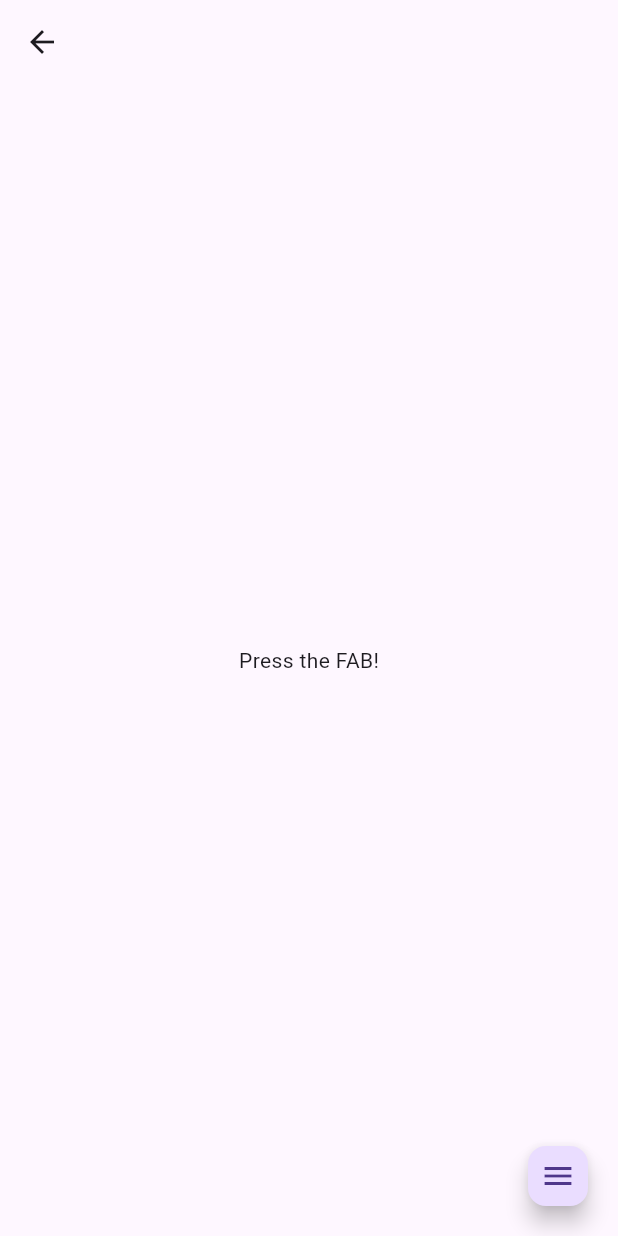
After one commit to Leonamin/shrew_kit, a Flutter app: the ExpandableFabView screen opened by its route, on a phone screen of 412 x 824 dp. The commit adds this screen. Run offline on Flutter 3.47's test engine with Material 2 defaults, Android fonts, the phone set to English and light mode, and no system bars; our stand-ins replace calendar_view, flutter_svg, go_router, logger, table_calendar; missing offline and left inert: calendar_day_view, flutter_week_view.

Commit message:
# ADD - ExpandableFab 테스트

```diff
--- a/lib/common/config/router.dart
+++ b/lib/common/config/router.dart
@@ -3,6 +3,7 @@ import 'package:shrew_kit/common/config/routes.dart';
 import 'package:shrew_kit/common/config/page_builder.dart';
 import 'package:shrew_kit/view/animated_list/test_animdated_list_view.dart';
 import 'package:shrew_kit/view/anime/animation_test.dart';
+import 'package:shrew_kit/view/anime/expandable_fab.dart';
 import 'package:shrew_kit/view/color_chart/color_chart_view.dart';
 import 'package:shrew_kit/view/concentric/concentric_view.dart';
 import 'package:shrew_kit/view/cube_transition/cube_hamster_view.dart';
@@ -86,6 +87,11 @@ final router = GoRouter(
           builder: (context, state) => const ColorChartView(),
         ),
         GoRoute(
+          path: ShrewRoutes.expandableFab.path,
+          name: ShrewRoutes.expandableFab.name,
+          builder: (context, state) => ExpandableFabView(),
+        ),
+        GoRoute(
           path: ShrewRoutes.scheduling.path,
           name: ShrewRoutes.scheduling.name,
           builder: (context, state) => const SchedulingView(),
--- a/lib/common/config/routes.dart
+++ b/lib/common/config/routes.dart
@@ -11,6 +11,7 @@ enum ShrewRoutes {
   testSlider,
   colorChart,
   scheduling,
+  expandableFab,
 }
 
 enum SchedulingRoutes {
@@ -50,6 +51,8 @@ extension ShrewRoutesExt on ShrewRoutes {
         return 'color_chart';
       case ShrewRoutes.scheduling:
         return 'scheduling';
+      case ShrewRoutes.expandableFab:
+        return 'expandable_fab';
     }
   }
 
@@ -80,6 +83,8 @@ extension ShrewRoutesExt on ShrewRoutes {
         return 'color_chart';
       case ShrewRoutes.scheduling:
         return 'scheduling';
+      case ShrewRoutes.expandableFab:
+        return 'expandable_fab';
     }
   }
 }
--- /dev/null
+++ b/lib/view/anime/component/fab_builder.dart
@@ -0,0 +1,123 @@
+import 'package:flutter/material.dart';
+import 'dart:math' as math;
+
+enum ExpandableFabSize { small, regular, large }
+
+extension ExpandableFabSizeExt on ExpandableFabSize {
+  double get size {
+    switch (this) {
+      case ExpandableFabSize.large:
+        return 96.0;
+      case ExpandableFabSize.small:
+        return 40.0;
+      default:
+        return 56.0;
+    }
+  }
+}
+
+class FloatingActionButtonBuilder {
+  const FloatingActionButtonBuilder({
+    required this.size,
+    required this.builder,
+  });
+
+  final Widget Function(BuildContext context, VoidCallback? onPressed,
+      Animation<double> progress) builder;
+
+  /// The size of the FAB. Used for position calculations and animations.
+  final double size;
+}
+
+class DefaultFloatingActionButtonBuilder extends FloatingActionButtonBuilder {
+  DefaultFloatingActionButtonBuilder({
+    this.fabSize = ExpandableFabSize.regular,
+    this.foregroundColor,
+    this.backgroundColor,
+    this.shape,
+    this.heroTag,
+    this.child,
+  }) : super(
+          size: _actualSize(fabSize),
+          builder: (BuildContext context, VoidCallback? onPressed,
+              Animation<double> progress) {
+            var func = FloatingActionButton.small;
+            switch (fabSize) {
+              case ExpandableFabSize.large:
+                func = FloatingActionButton.large;
+                break;
+              case ExpandableFabSize.small:
+                break;
+              default:
+                func = FloatingActionButton.new;
+            }
+            return func.call(
+              autofocus: true,
+              foregroundColor: foregroundColor,
+              backgroundColor: backgroundColor,
+              shape: shape,
+              heroTag: heroTag,
+              onPressed: onPressed,
+              child: child,
+            );
+          },
+        );
+
+  final ExpandableFabSize fabSize;
+  final Color? foregroundColor;
+  final Color? backgroundColor;
+  final ShapeBorder? shape;
+  final Object? heroTag;
+  final Widget? child;
+}
+
+class RotateFloatingActionButtonBuilder extends FloatingActionButtonBuilder {
+  RotateFloatingActionButtonBuilder({
+    this.fabSize = ExpandableFabSize.regular,
+    this.foregroundColor,
+    this.backgroundColor,
+    this.shape,
+    this.heroTag,
+    this.child,
+    this.angle = math.pi / 2,
+  }) : super(
+          size: _actualSize(fabSize),
+          builder: (BuildContext context, VoidCallback? onPressed,
+              Animation<double> progress) {
+            return AnimatedBuilder(
+              animation: progress,
+              builder: (context, _) {
+                return Transform.rotate(
+                  angle: progress.value * angle,
+                  child: DefaultFloatingActionButtonBuilder(
+                    foregroundColor: foregroundColor,
+                    backgroundColor: backgroundColor,
+                    shape: shape,
+                    heroTag: heroTag,
+                    fabSize: fabSize,
+                    child: child,
+                  ).builder(context, onPressed, progress),
+                );
+              },
+            );
+          },
+        );
+  final ExpandableFabSize fabSize;
+  final Color? foregroundColor;
+  final Color? backgroundColor;
+  final ShapeBorder? shape;
+  final Object? heroTag;
+  final Widget? child;
+  final double angle;
+}
+
+double _actualSize(ExpandableFabSize fabSize) {
+  switch (fabSize) {
+    case ExpandableFabSize.large:
+      return 96.0;
+    case ExpandableFabSize.small:
+      return 40.0;
+    default:
+      return 56.0;
+  }
+}
--- /dev/null
+++ b/lib/view/anime/component/speed_dial_widget.dart
@@ -0,0 +1,360 @@
+library speed_dial_fab_widget;
+
+import 'package:flutter/material.dart';
+import 'dart:math' as math;
+
+import 'package:shrew_kit/view/anime/component/fab_builder.dart';
+
+enum ExpandableFabType { fan, up, side }
+
+enum ExpandableFabPos { right, left }
+
+class ExpandableFab extends StatefulWidget {
+  static final FloatingActionButtonLocation location = _ExpandableFabLocation();
+
+  final List<Widget> children;
+
+  /// 애니메이션 길이
+  final Duration duration;
+
+  final Duration? reverseDuration;
+
+  /// 애니메이션 커브
+  final Curve curve;
+
+  /// 펼쳐진 버튼간 간격
+  final double distance;
+
+  final double fanAngle;
+
+  final ExpandableFabType type;
+  final ExpandableFabPos pos;
+
+  final FloatingActionButtonBuilder? openButtonBuilder;
+  final FloatingActionButtonBuilder? closeButtonBuilder;
+
+  final VoidCallback? onOpen;
+  final VoidCallback? afterOpen;
+  final VoidCallback? onClose;
+  final VoidCallback? afterClose;
+
+  final Offset childrenOffset;
+
+  const ExpandableFab({
+    super.key,
+    this.duration = const Duration(milliseconds: 300),
+    this.reverseDuration,
+    this.curve = Curves.easeInBack,
+    this.distance = 20,
+    this.fanAngle = 90,
+    this.type = ExpandableFabType.up,
+    this.pos = ExpandableFabPos.right,
+    required this.children,
+    this.openButtonBuilder,
+    this.closeButtonBuilder,
+    this.onOpen,
+    this.afterOpen,
+    this.onClose,
+    this.afterClose,
+    this.childrenOffset = Offset.zero,
+  });
+
+  @override
+  State createState() => ExpandableFabState();
+}
+
+class ExpandableFabState extends State<ExpandableFab>
+    with TickerProviderStateMixin {
+  late AnimationController _controller;
+
+  late final FloatingActionButtonBuilder _openButtonBuilder;
+  late final FloatingActionButtonBuilder _closeButtonBuilder;
+
+  bool _open = false;
+  bool get isOpen => _open;
+
+  void toggle() {
+    setState(() {
+      _open = !_open;
+      if (_open) {
+        widget.onOpen?.call();
+        _controller.forward().then((value) {
+          widget.afterOpen?.call();
+        });
+      } else {
+        widget.onClose?.call();
+        _controller.reverse().then((value) {
+          widget.afterClose?.call();
+        });
+      }
+    });
+  }
+
+  @override
+  void initState() {
+    super.initState();
+
+    _controller = AnimationController(
+      vsync: this,
+      duration: widget.duration,
+      reverseDuration: widget.reverseDuration ?? widget.duration,
+    );
+
+    _openButtonBuilder = widget.openButtonBuilder ??
+        DefaultFloatingActionButtonBuilder(
+          fabSize: ExpandableFabSize.small,
+          child: const Icon(Icons.menu),
+        );
+    _closeButtonBuilder = widget.closeButtonBuilder ??
+        DefaultFloatingActionButtonBuilder(
+          fabSize: ExpandableFabSize.small,
+          child: const Icon(Icons.close),
+        );
+  }
+
+  @override
+  void dispose() {
+    super.dispose();
+    _controller.dispose();
+  }
+
+  void forceExpandSecondaryFab() {
+    _controller.forward();
+  }
+
+  void forceCollapseSecondaryFab() {
+    _controller.reverse();
+  }
+
+  @override
+  Widget build(BuildContext context) {
+    final location = ExpandableFab.location as _ExpandableFabLocation;
+    Offset? offset;
+    Widget? cache;
+    return ValueListenableBuilder<ScaffoldPrelayoutGeometry?>(
+      valueListenable: location.scaffoldGeometry,
+      builder: ((context, geometry, child) {
+        if (geometry == null) {
+          return const SizedBox.shrink();
+        }
+        double x;
+        if (widget.pos == ExpandableFabPos.right) {
+          x = kFloatingActionButtonMargin + geometry.minInsets.right;
+        } else {
+          x = -kFloatingActionButtonMargin - geometry.minInsets.left;
+        }
+        final bottomContentHeight =
+            geometry.scaffoldSize.height - geometry.contentBottom;
+        final y = kFloatingActionButtonMargin +
+            math.max(geometry.minViewPadding.bottom, bottomContentHeight);
+        if (offset != Offset(x, y)) {
+          offset = Offset(x, y);
+          cache = _buildButtons(offset!);
+        }
+        return _open ? FocusScope(child: cache!) : cache!;
+      }),
+    );
+  }
+
+  Widget _buildButtons(Offset offset) {
+    return GestureDetector(
+      onTap: () => toggle(),
+      child: Stack(
+        alignment: widget.pos == ExpandableFabPos.right
+            ? Alignment.bottomRight
+            : Alignment.bottomLeft,
+        children: [
+          Container(),
+          ..._buildExpandingActionButtons(offset),
+          Transform.translate(
+            offset: -offset,
+            child: Stack(
+              alignment: Alignment.center,
+              children: [
+                // _buildPrimaryButton(context),
+                AnimatedOpacity(
+                  opacity: _open ? 1.0 : 0.0,
+                  curve: const Interval(0.25, 1.0, curve: Curves.easeInOut),
+                  duration: widget.duration,
+                  child:
+                      _closeButtonBuilder.builder(context, toggle, _controller),
+                ),
+                _buildTapToOpenFab(),
+              ],
+            ),
+          ),
+        ],
+      ),
+    );
+  }
+
+  List<Widget> _buildExpandingActionButtons(Offset offset) {
+    final children = <Widget>[];
+    final count = widget.children.length;
+    double buttonOffset = 0.0;
+    if (_openButtonBuilder.size > _closeButtonBuilder.size) {
+      buttonOffset = (_openButtonBuilder.size - _closeButtonBuilder.size) / 2;
+    }
+    var totalOffset = offset;
+    if (widget.pos == ExpandableFabPos.right) {
+      totalOffset += widget.childrenOffset + Offset(buttonOffset, buttonOffset);
+    } else {
+      totalOffset += Offset(-widget.childrenOffset.dx - buttonOffset,
+          widget.childrenOffset.dy + buttonOffset);
+    }
+
+    for (var index = 0; index < count; index++) {
+      final double dir, dist;
+      final Curve curve;
+
+      curve = Interval(
+        0.0,
+        1.0 - index / count / 6.0,
+      );
+      switch (widget.type) {
+        case ExpandableFabType.fan:
+          final half = (90 - widget.fanAngle) / 2;
+          if (count > 1) {
+            dir = widget.fanAngle / (count - 1) * index + half;
+          } else {
+            dir = widget.fanAngle + half;
+          }
+          dist = widget.distance;
+          break;
+        case ExpandableFabType.up:
+          dir = 90;
+          dist = widget.distance * (index + 1);
+          break;
+        case ExpandableFabType.side:
+          dir = 0;
+          dist = widget.distance * (index + 1);
+          break;
+      }
+      children.add(
+        _ExpandingActionButton(
+          directionInDegrees: dir,
+          maxDistance: dist,
+          progress: _controller,
+          offset: totalOffset,
+          curve: curve,
+          fabPos: widget.pos,
+          child: widget.children[index],
+        ),
+      );
+    }
+
+    return children;
+  }
+
+  Widget _buildPrimaryButton(
+    BuildContext context,
+  ) {
+    if (isOpen) {
+      return _closeButtonBuilder.builder(
+        context,
+        toggle,
+        _controller,
+      );
+    }
+    return _openButtonBuilder.builder(
+      context,
+      toggle,
+      _controller,
+    );
+  }
+
+  Widget _buildTapToOpenFab() {
+    final duration = widget.duration;
+    final transformValues = _closeButtonBuilder.size / _openButtonBuilder.size;
+
+    return IgnorePointer(
+      ignoring: _open,
+      child: AnimatedContainer(
+        transformAlignment: Alignment.center,
+        transform: Matrix4.diagonal3Values(
+          _open ? transformValues : 1.0,
+          _open ? transformValues : 1.0,
+          1.0,
+        ),
+        duration: duration,
+        curve: const Interval(0.0, 1.0, curve: Curves.easeInOut),
+        child: AnimatedOpacity(
+          opacity: _open ? 0.0 : 1.0,
+          curve: const Interval(0.0, 1.0, curve: Curves.easeInOut),
+          duration: duration,
+          child: _openButtonBuilder.builder(context, toggle, _controller),
+        ),
+      ),
+    );
+  }
+}
+
+class _ExpandableFabLocation extends StandardFabLocation {
+  final ValueNotifier<ScaffoldPrelayoutGeometry?> scaffoldGeometry =
+      ValueNotifier(null);
+
+  @override
+  double getOffsetX(
+      ScaffoldPrelayoutGeometry scaffoldGeometry, double adjustment) {
+    Future.microtask(() {
+      this.scaffoldGeometry.value = scaffoldGeometry;
+    });
+    return 0;
+  }
+
+  @override
+  double getOffsetY(
+      ScaffoldPrelayoutGeometry scaffoldGeometry, double adjustment) {
+    return -scaffoldGeometry.snackBarSize.height;
+  }
+}
+
+@immutable
+class _ExpandingActionButton extends StatelessWidget {
+  const _ExpandingActionButton({
+    required this.directionInDegrees,
+    required this.maxDistance,
+    required this.progress,
+    required this.child,
+    required this.curve,
+    required this.fabPos,
+    required this.offset,
+  });
+
+  final double directionInDegrees;
+  final double maxDistance;
+  final Animation<double> progress;
+  final Offset offset;
+  final Curve curve;
+  final ExpandableFabPos fabPos;
+  final Widget child;
+
+  @override
+  Widget build(BuildContext context) {
+    return AnimatedBuilder(
+      animation: progress,
+      builder: (context, child) {
+        final pos = Offset.fromDirection(
+          directionInDegrees * (math.pi / 180.0),
+          progress.value * maxDistance,
+        );
+        return Positioned(
+          right: fabPos == ExpandableFabPos.right ? offset.dx + pos.dx : null,
+          left: fabPos == ExpandableFabPos.right ? null : -offset.dx + pos.dx,
+          bottom: offset.dy + pos.dy,
+          child: IgnorePointer(
+            ignoring: progress.value != 1,
+            child: child,
+          ),
+        );
+      },
+      child: ScaleTransition(
+        scale: CurvedAnimation(
+          parent: progress,
+          curve: curve,
+        ),
+        child: child,
+      ),
+    );
+  }
+}
--- /dev/null
+++ b/lib/view/anime/expandable_fab.dart
@@ -0,0 +1,34 @@
+// ignore_for_file: prefer_const_constructors
+
+import 'package:flutter/material.dart';
+import 'package:shrew_kit/view/anime/component/speed_dial_widget.dart';
+
+class ExpandableFabView extends StatefulWidget {
+  @override
+  ExpandableFabViewState createState() => ExpandableFabViewState();
+}
+
+class ExpandableFabViewState extends State<ExpandableFabView> {
+  late AnimationController _controller;
+
+  @override
+  Widget build(BuildContext context) {
+    return Scaffold(
+      appBar: AppBar(),
+      body: Center(child: Text('Press the FAB!')),
+      floatingActionButtonLocation: ExpandableFab.location,
+      floatingActionButton: ExpandableFab(
+        curve: Curves.bounceInOut,
+        duration: Duration(milliseconds: 300),
+        distance: 50,
+        type: ExpandableFabType.up,
+        reverseDuration: Duration(milliseconds: 300),
+        children: [
+          IconButton(onPressed: () {}, icon: Icon(Icons.wallet)),
+          IconButton(onPressed: () {}, icon: Icon(Icons.close)),
+          IconButton(onPressed: () {}, icon: Icon(Icons.delete)),
+        ],
+      ),
+    );
+  }
+}
--- a/lib/view/home/home_view.dart
+++ b/lib/view/home/home_view.dart
@@ -13,6 +13,7 @@ const List<ShrewRoutes> homeNestedRoutes = [
   ShrewRoutes.testSlider,
   ShrewRoutes.colorChart,
   ShrewRoutes.scheduling,
+  ShrewRoutes.expandableFab,
 ];
 
 class HomeView extends StatelessWidget {
```
